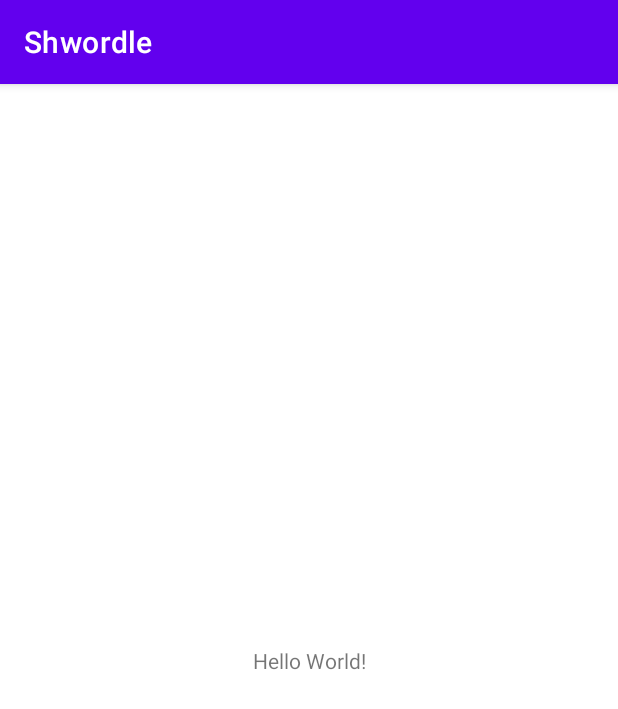
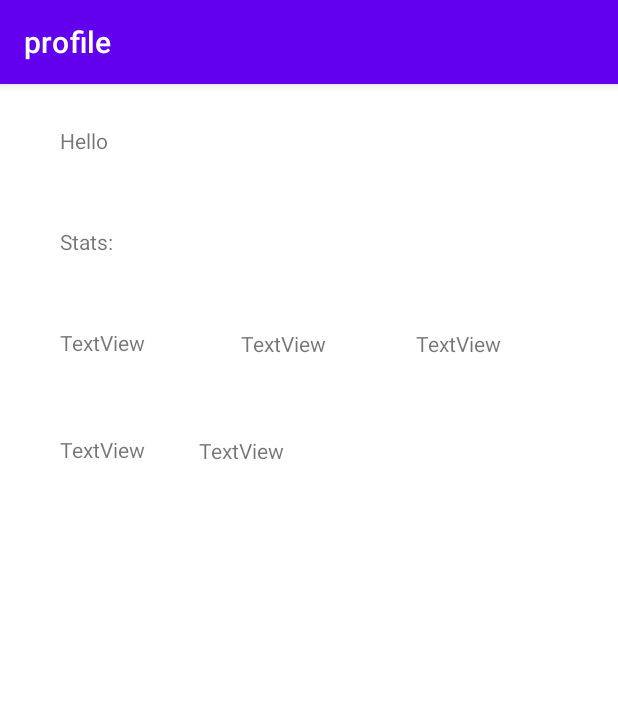
Before and after one commit to CSUF-CPSC411A-2022S/project-the-brogrammers, an Android app: the screen it shows after launch (MainActivity), on a phone screen of 412 x 824 dp. Shown: the top 709 px of the screen. Run offline under Robolectric (Android 15) with nearby library versions, the phone set to English and light mode, and no system bars; our stand-ins replace navigation-ui.

Commit message:
added navigation and bindings

```diff
--- a/app/src/main/java/com/example/shwordle/MainActivity.kt
+++ b/app/src/main/java/com/example/shwordle/MainActivity.kt
@@ -2,10 +2,16 @@ package com.example.shwordle
 
 import androidx.appcompat.app.AppCompatActivity
 import android.os.Bundle
+import androidx.navigation.findNavController
+import androidx.navigation.ui.NavigationUI
+import com.example.shwordle.databinding.ActivityMainBinding
 
 class MainActivity : AppCompatActivity() {
     override fun onCreate(savedInstanceState: Bundle?) {
         super.onCreate(savedInstanceState)
-        setContentView(R.layout.activity_main)
+        val binding = ActivityMainBinding.inflate(layoutInflater)
+        setContentView(binding.root)
+        val navController = this.findNavController(R.id.nav_host)
+        NavigationUI.setupActionBarWithNavController(this,navController)
     }
 }
--- a/app/src/main/res/layout/activity_main.xml
+++ b/app/src/main/res/layout/activity_main.xml
@@ -6,13 +6,11 @@
     android:layout_height="match_parent"
     tools:context=".MainActivity">
 
-    <TextView
-        android:layout_width="wrap_content"
-        android:layout_height="wrap_content"
-        android:text="Hello World!"
-        app:layout_constraintBottom_toBottomOf="parent"
-        app:layout_constraintLeft_toLeftOf="parent"
-        app:layout_constraintRight_toRightOf="parent"
-        app:layout_constraintTop_toTopOf="parent" />
-
+    <fragment
+        android:id="@+id/nav_host"
+        android:layout_width="match_parent"
+        android:layout_height="match_parent"
+        android:name="androidx.navigation.fragment.NavHostFragment"
+        app:navGraph="@navigation/navigation"
+        app:defaultNavHost="true"/>
 </androidx.constraintlayout.widget.ConstraintLayout>
```
Also changed, not shown: app/src/main/res/navigation/navigation.xml (+2 -12 lines).
